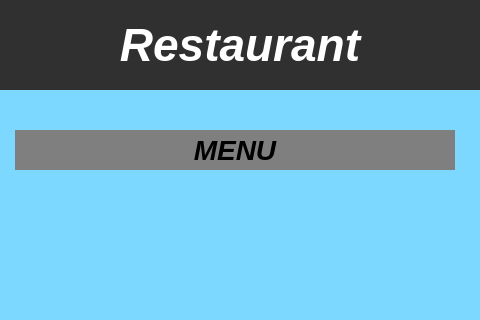
Qt form src/windows/mainwindow.ui (fast-food-finder-associates/FastFoodFinder) before a commit; both pictures show x 115 to 595 and y 0 to 320 of the 800 by 600 pixel window.
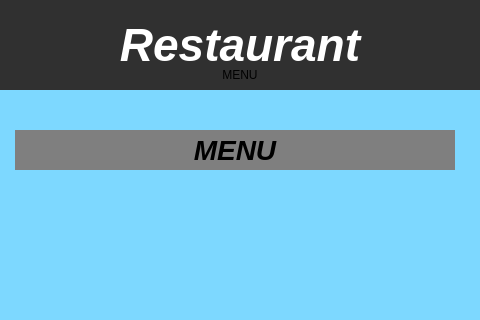
The same form after that commit. The open tabs and pages were chosen to show the change. Icons and pictures are not drawn.

Commit message: Added a background image and adjusted the headerers for restaurant list

```diff
--- a/src/windows/mainwindow.ui
+++ b/src/windows/mainwindow.ui
@@ -218,6 +218,35 @@
        <set>Qt::AlignCenter</set>
       </property>
      </widget>
+     <widget class="QLabel" name="menu">
+      <property name="geometry">
+       <rect>
+        <x>50</x>
+        <y>59</y>
+        <width>430</width>
+        <height>31</height>
+       </rect>
+      </property>
+      <property name="styleSheet">
+       <string notr="true">QWidget#menu {
+color: black;
+background-color: #7F7F7F;
+font-size: 28px;
+}</string>
+      </property>
+      <property name="text">
+       <string>MENU</string>
+      </property>
+      <property name="textFormat">
+       <enum>Qt::PlainText</enum>
+      </property>
+      <property name="scaledContents">
+       <bool>false</bool>
+      </property>
+      <property name="alignment">
+       <set>Qt::AlignCenter</set>
+      </property>
+     </widget>
     </widget>
     <widget class="QWidget" name="InvManageView">
      <widget class="QStackedWidget" name="inventoryViews">
```
Left out of the diff: 2 changed lines with no effect on the pictures. The commit also changes 1 other file.
